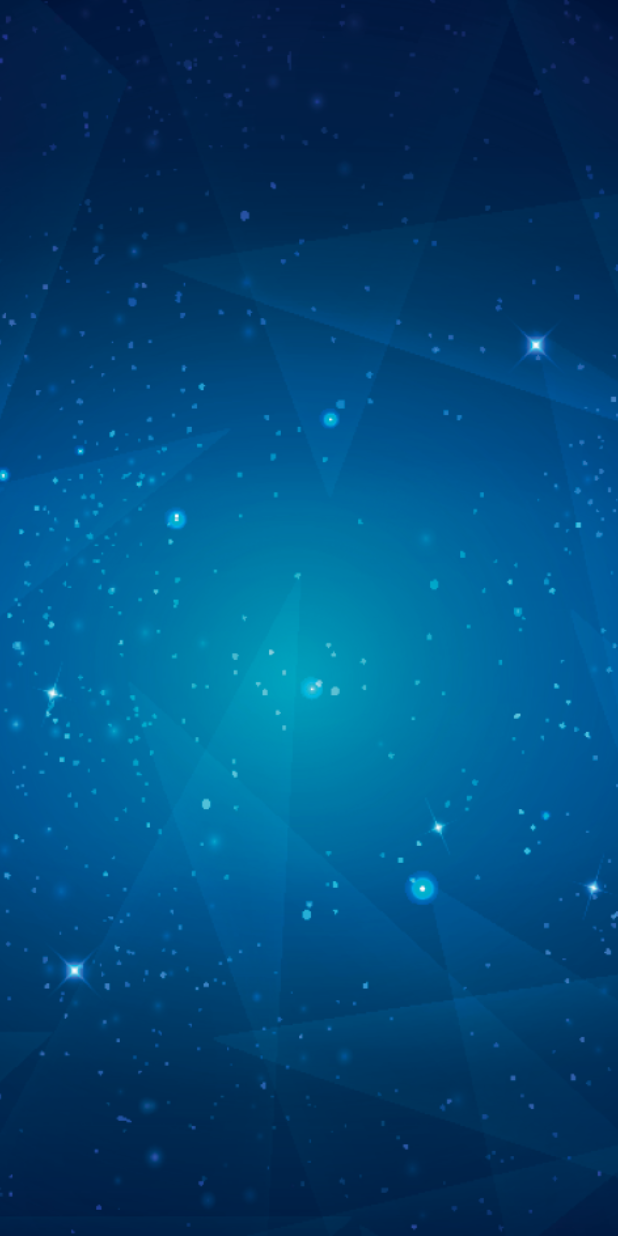
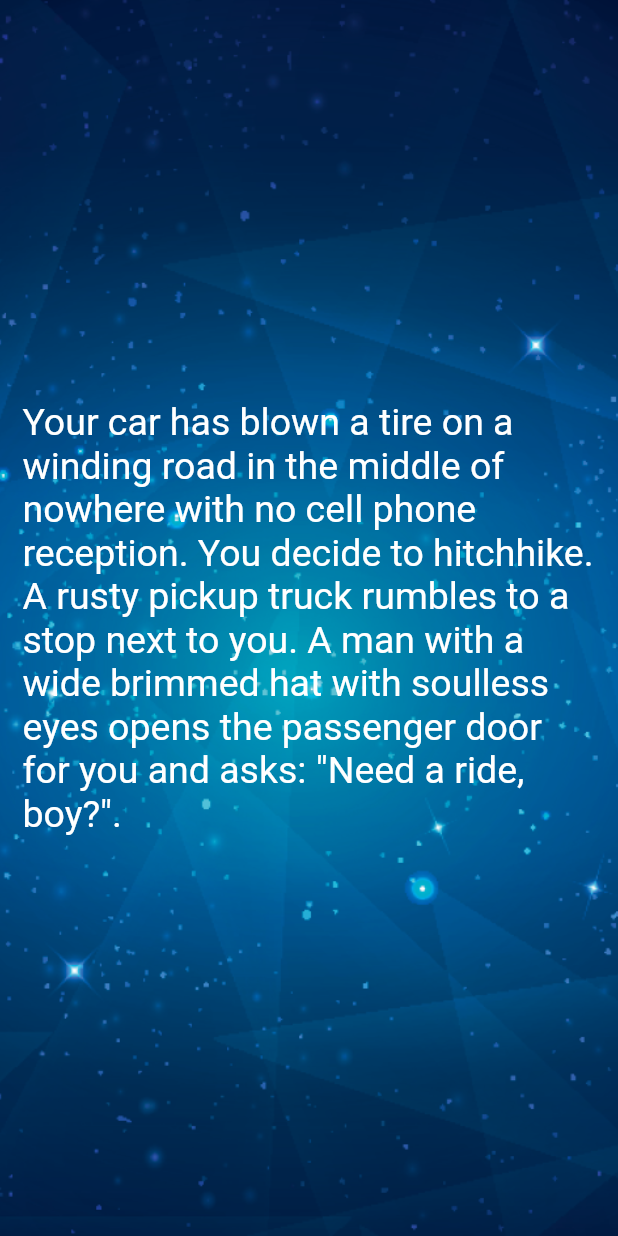
Before and after one commit to aleks007ua/destini, a Flutter app: the screen it shows after launch, on a phone screen of 412 x 824 dp. Run offline on Flutter 3.47's test engine with Material 2 defaults, Android fonts, the phone set to English and light mode, and no system bars.

Commit message:
TODO 7,8,9 create method and this method in the TextWidget

```diff
--- a/lib/main.dart
+++ b/lib/main.dart
@@ -1,4 +1,4 @@
-import 'package:destini/story_brain.dart';
+import 'story_brain.dart';
 import 'package:flutter/material.dart';
 
 void main() {
@@ -21,7 +21,7 @@ class Destini extends StatelessWidget {
   }
 }
 
-//TODO: Step 9 - Create a new storyBrain object from the StoryBrain class.
+
 
 class StoryPage extends StatefulWidget {
   const StoryPage({Key? key}) : super(key: key);
@@ -43,31 +43,28 @@ class _StoryPageState extends State<StoryPage> {
         ),
         padding: const EdgeInsets.symmetric(vertical: 50.0, horizontal: 15.0),
         constraints: const BoxConstraints.expand(),
-        // child: SafeArea(
-        //   child: Column(
-        //     crossAxisAlignment: CrossAxisAlignment.stretch,
-        //     children: const [
-        //       Expanded(
-        //         child: Center(),
-        //       ),
-        //     ],
-        //   ),
-        // ),
+        child: SafeArea(
+          child: Column(
+            crossAxisAlignment: CrossAxisAlignment.stretch,
+            children: [
+              Expanded(
+                child: Center(
+                  child: Text(
+                    storyBrain.getStory(),
+                    style: const TextStyle(
+                      fontSize: 25.0,
+                    ),
+                  ),
+                ),
+              ),
+            ],
+          ),
+        ),
       ),
     );
   }
 }
 
-//         padding: EdgeInsets.symmetric(vertical: 50.0, horizontal: 15.0),
-//         constraints: BoxConstraints.expand(),
-//         child: SafeArea(
-//           child: Column(
-//             crossAxisAlignment: CrossAxisAlignment.stretch,
-//             children: <Widget>[
-//               Expanded(
-//                 flex: 12,
-//                 child: Center(
-//                   child: Text(
 //TODO: Step 10 - use the storyBrain to get the first story title and display it in this Text Widget.
 //                     'Story text will go here.',
 //                     style: TextStyle(
--- a/lib/story_brain.dart
+++ b/lib/story_brain.dart
@@ -1,37 +1,46 @@
 import 'story.dart';
 
 class StoryBrain {
+  final int _storyNumber = 0;
   final List<Story> _storyData = [
     Story(
       'Your car has blown a tire on a winding road in the middle of nowhere with no cell phone reception. You decide to hitchhike. A rusty pickup truck rumbles to a stop next to you. A man with a wide brimmed hat with soulless eyes opens the passenger door for you and asks: "Need a ride, boy?".',
       'I\'ll hop in. Thanks for the help!',
-      'Better ask him if he\'s a murderer first.'),
+      'Better ask him if he\'s a murderer first.',
+    ),
     Story(
       'He nods slowly, unphased by the question.',
       'At least he\'s honest. I\'ll climb in.',
-      'Wait, I know how to change a tire.'),
+      'Wait, I know how to change a tire.',
+    ),
     Story(
       'As you begin to drive, the stranger starts talking about his relationship with his mother. He gets angrier and angrier by the minute. He asks you to open the glovebox. Inside you find a bloody knife, two severed fingers, and a cassette tape of Elton John. He reaches for the glove box.',
       'I love Elton John! Hand him the cassette tape.',
-      'It\'s him or me! You take the knife and stab him.'),
+      'It\'s him or me! You take the knife and stab him.',
+    ),
     Story(
       'What? Such a cop out! Did you know traffic accidents are the second leading cause of accidental death for most adult age groups?',
       'Restart',
-      ''),
+      '',
+    ),
     Story(
       'As you smash through the guardrail and careen towards the jagged rocks below you reflect on the dubious wisdom of stabbing someone while they are driving a car you are in.',
       'Restart',
-      ''),
+      '',
+    ),
     Story(
       'You bond with the murderer while crooning verses of "Can you feel the love tonight". He drops you off at the next town. Before you go he asks you if you know any good places to dump bodies. You reply: "Try the pier".',
       'Restart',
-      ''),
+      '',
+    ),
   ];
+
+  String getStory() {
+    return _storyData[_storyNumber].storyTitle;
+  }
 }
 
 //TODO: Step 23 - Use the storyNumber property inside getStory(), getChoice1() and getChoice2() so that it gets the updated story and choices rather than always just the first (0th) one.
-
-//TODO: Step 8 - Create a method called getStory() that returns the first storyTitle from _storyData.
 
 //TODO: Step 11 - Create a method called getChoice1() that returns the text for the first choice1 from _storyData.
 
```
